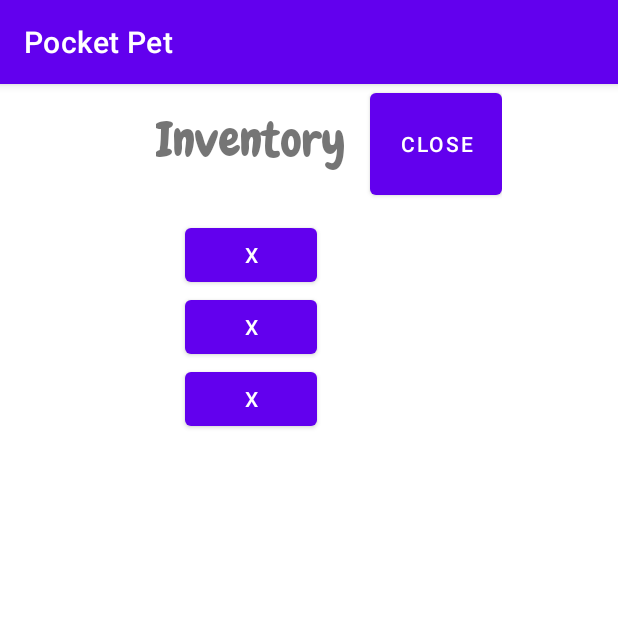
After one commit to Schulsk/PocketPet, an Android app: the fragment InventoryFragment shown on its own in the app's theme, on a phone screen of 412 x 824 dp, the top half of it. The commit adds this screen. Run offline under Robolectric (Android 15) with nearby library versions, the phone set to English and light mode, and no system bars.

Commit message:
Added unfinished, non functional inventory menu

```diff
--- a/app/src/main/java/basic/Egg.java
+++ b/app/src/main/java/basic/Egg.java
@@ -12,5 +12,8 @@ abstract class Egg extends Pet{
         super(stats);
     }
 
-
+    @Override
+    protected void checkHunger(long currentTime) {
+        // Do nothing. Eggs don't eat.
+    }
 }
--- a/app/src/main/java/basic/TestPet01.java
+++ b/app/src/main/java/basic/TestPet01.java
@@ -14,4 +14,10 @@ public class TestPet01 extends Pet{
         super(stats);
         setType("TestPet01");
     }
+
+    @Override
+    public Pet evolve() {
+        die();
+        return this;
+    }
 }
--- /dev/null
+++ b/app/src/main/java/com/example/pocketpet/InventoryFragment.java
@@ -0,0 +1,73 @@
+package com.example.pocketpet;
+
+import android.os.Bundle;
+import android.view.View;
+import android.widget.Button;
+
+import androidx.annotation.Nullable;
+import androidx.fragment.app.Fragment;
+
+import basic.Inventory;
+
+public class InventoryFragment extends Fragment {
+
+    Inventory inventory;
+    View rootView;
+
+    // Constructor
+    public InventoryFragment(){
+        super(R.layout.fragment_inventory);
+        System.out.println("The inventory fragment constructor");
+        //this.inventory = inventory;
+    }
+
+    @Override
+    public void onCreate(@Nullable Bundle savedInstanceState) {
+        super.onCreate(savedInstanceState);
+        System.out.println("The inventory fragment onCreate()");
+    }
+
+    // Have to do things here, because the root view is not created yet in onCreate()
+    @Override
+    public void onViewCreated(View view, @Nullable Bundle savedInstanceState){
+        super.onViewCreated(view, savedInstanceState);
+
+        rootView = getView();
+
+        Button button01 = rootView.findViewById(R.id.button01);
+        Button button02 = rootView.findViewById(R.id.button02);
+        Button button03 = rootView.findViewById(R.id.button03);
+        Button closeButton = rootView.findViewById((R.id.close_button));
+
+        //button01.setText(inventory.readSlotContent(0));
+        button01.setOnClickListener(new View.OnClickListener() {
+            @Override
+            public void onClick(View v) {
+
+            }
+        });
+
+        button02.setOnClickListener(new View.OnClickListener() {
+            @Override
+            public void onClick(View v) {
+
+            }
+        });
+
+        button03.setOnClickListener(new View.OnClickListener() {
+            @Override
+            public void onClick(View v) {
+
+            }
+        });
+
+        Fragment fragment = this;
+        closeButton.setOnClickListener(new View.OnClickListener() {
+            @Override
+            public void onClick(View v) {
+                getParentFragmentManager().beginTransaction().setReorderingAllowed(true).remove(fragment).commit();
+            }
+        });
+
+    }
+}
--- /dev/null
+++ b/app/src/main/res/drawable/egg_icon.xml
@@ -0,0 +1,6 @@
+<?xml version="1.0" encoding="utf-8"?>
+<layer-list xmlns:android="http://schemas.android.com/apk/res/android">
+    <item android:drawable="@drawable/egg01_idle01"
+        android:width="@dimen/icon_dimen"
+        android:height="@dimen/icon_dimen" />
+</layer-list>
--- /dev/null
+++ b/app/src/main/res/layout/fragment_inventory.xml
@@ -0,0 +1,56 @@
+<?xml version="1.0" encoding="utf-8"?>
+<androidx.constraintlayout.widget.ConstraintLayout xmlns:android="http://schemas.android.com/apk/res/android"
+    xmlns:app="http://schemas.android.com/apk/res-auto"
+    xmlns:tools="http://schemas.android.com/tools"
+    android:layout_width="wrap_content"
+    android:layout_height="wrap_content">
+
+    <TextView
+        android:id="@+id/inventory_title"
+        android:layout_width="wrap_content"
+        android:layout_height="wrap_content"
+        android:layout_marginTop="16dp"
+        android:fontFamily="@font/chewy"
+        android:text="Inventory"
+        android:textSize="32sp"
+        app:layout_constraintEnd_toEndOf="parent"
+        app:layout_constraintStart_toStartOf="parent"
+        app:layout_constraintTop_toTopOf="parent" />
+
+    <Button
+        android:id="@+id/close_button"
+        android:layout_width="wrap_content"
+        android:layout_height="80dp"
+        android:layout_marginStart="16dp"
+        android:text="Close"
+        app:layout_constraintStart_toEndOf="@+id/inventory_title"
+        app:layout_constraintTop_toTopOf="parent" />
+
+    <Button
+        android:id="@+id/button01"
+        android:layout_width="wrap_content"
+        android:layout_height="wrap_content"
+        android:layout_marginTop="32dp"
+        android:text="x"
+        app:layout_constraintEnd_toEndOf="parent"
+        app:layout_constraintStart_toStartOf="parent"
+        app:layout_constraintTop_toBottomOf="@+id/inventory_title" />
+
+    <Button
+        android:id="@+id/button02"
+        android:layout_width="wrap_content"
+        android:layout_height="wrap_content"
+        android:text="x"
+        app:layout_constraintEnd_toEndOf="parent"
+        app:layout_constraintStart_toStartOf="parent"
+        app:layout_constraintTop_toBottomOf="@+id/button01" />
+
+    <Button
+        android:id="@+id/button03"
+        android:layout_width="wrap_content"
+        android:layout_height="wrap_content"
+        android:text="x"
+        app:layout_constraintEnd_toEndOf="parent"
+        app:layout_constraintStart_toStartOf="parent"
+        app:layout_constraintTop_toBottomOf="@+id/button02" />
+</androidx.constraintlayout.widget.ConstraintLayout>
--- /dev/null
+++ b/app/src/main/res/values/dimentions.xml
@@ -0,0 +1,4 @@
+<?xml version="1.0" encoding="utf-8"?>
+<resources>
+    <dimen name="icon_dimen">64</dimen>
+</resources>
```
Also changed, not shown: app/src/main/java/basic/Evolver.java (+20 -0 lines), app/src/main/java/basic/Inventory.java (+12 -1 lines), app/src/main/java/basic/Model.java (+7 -1 lines), app/src/main/java/basic/Pet.java (+34 -9 lines), app/src/main/java/basic/TestPet02.java (added, +15 -0 lines), app/src/main/java/com/example/pocketpet/PlayActivity.java (+28 -0 lines), app/src/main/res/layout/activity_play.xml (+17 -0 lines), 1 other file.
